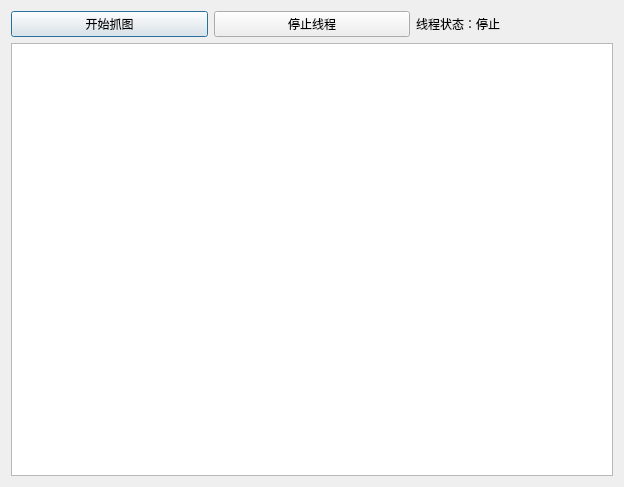
Above: CameraTest.ui from wangweiqq/CameraTest before the change. Below: the same form after it.
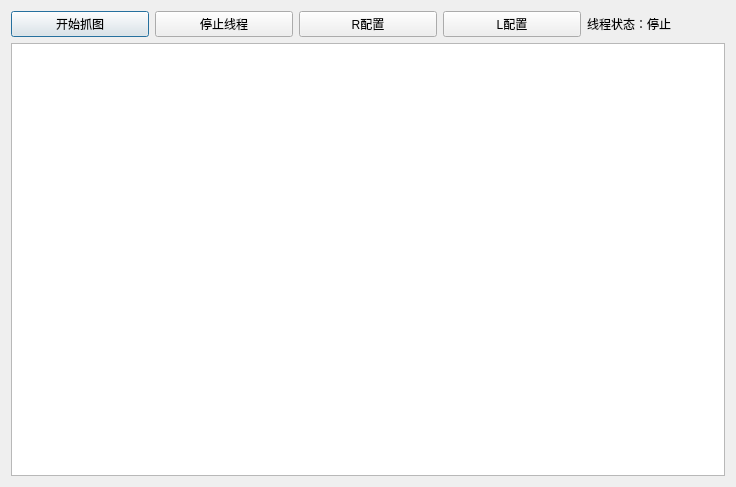
That is the form after the change.

Diff of the .ui file:
```diff
--- a/CameraTest.ui
+++ b/CameraTest.ui
@@ -6,7 +6,7 @@
    <rect>
     <x>0</x>
     <y>0</y>
-    <width>624</width>
+    <width>736</width>
     <height>487</height>
    </rect>
   </property>
@@ -30,6 +30,20 @@
        </property>
       </widget>
      </item>
+     <item>
+      <widget class="QPushButton" name="btnConfig1">
+       <property name="text">
+        <string>R配置</string>
+       </property>
+      </widget>
+     </item>
+     <item>
+      <widget class="QPushButton" name="btnConfig2">
+       <property name="text">
+        <string>L配置</string>
+       </property>
+      </widget>
+     </item>
      <item>
       <widget class="QLabel" name="label_2">
        <property name="text">
```
